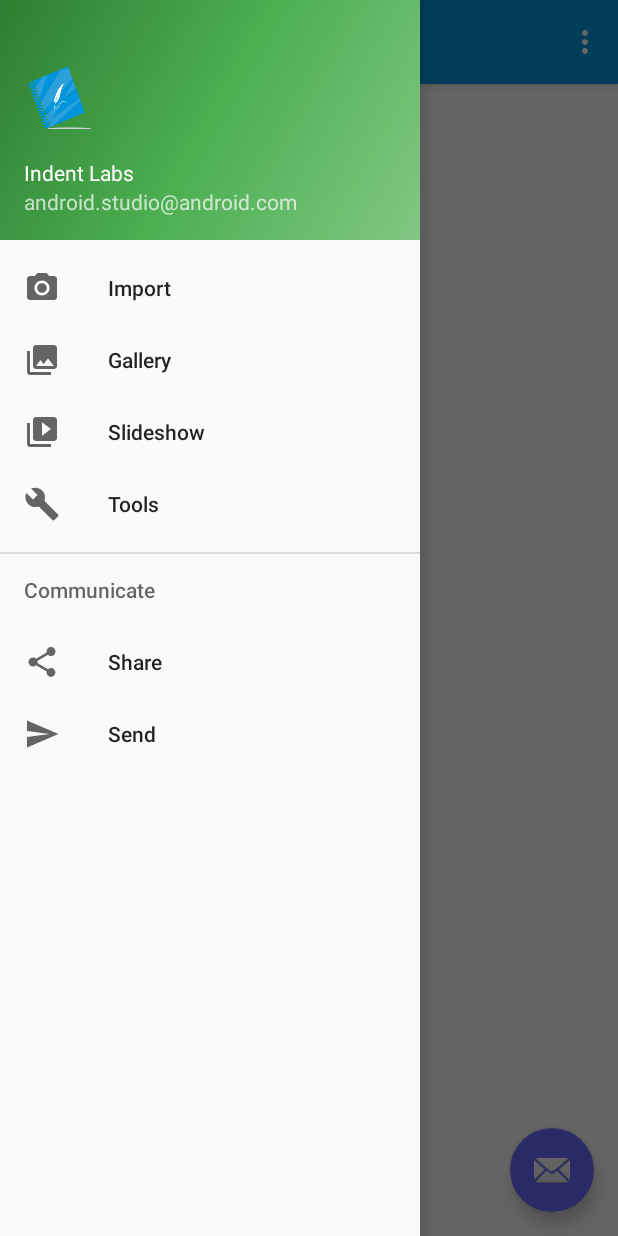
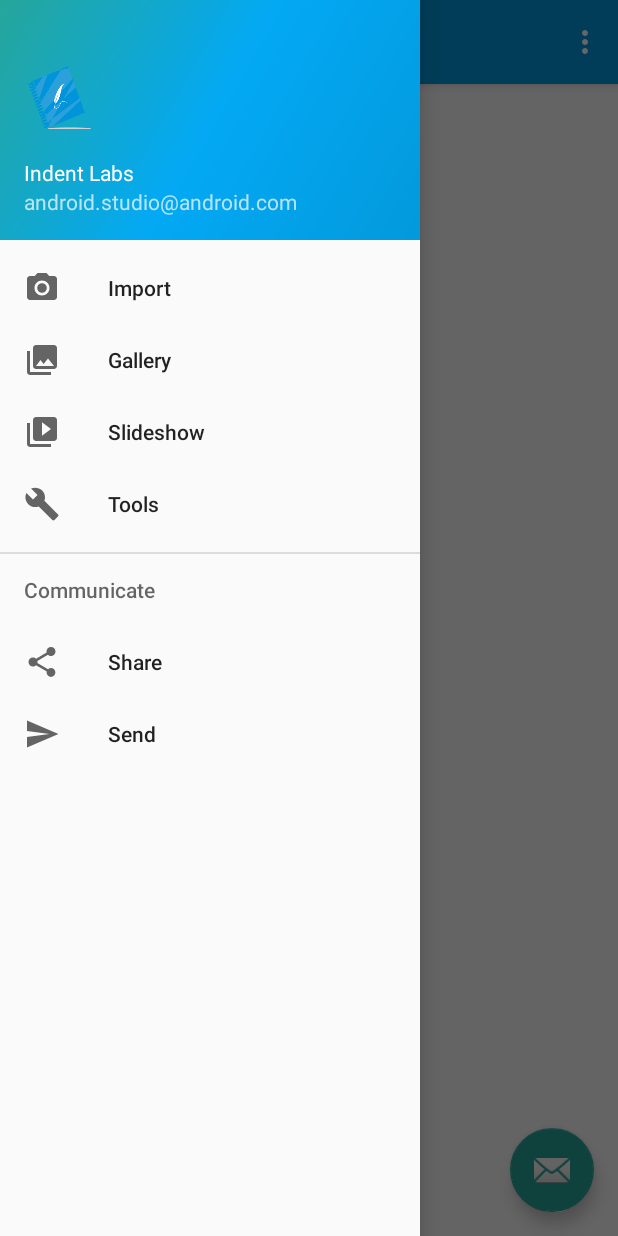
Before and after one commit to indentlabs/notebook-android, an Android app: the screen it shows after launch (MainActivity), with the side drawer open, on a phone screen of 412 x 824 dp. Run offline under Robolectric (Android 15) with nearby library versions, the phone set to English and light mode, and no system bars.

Commit message:
Updated styles
* Added the colors from the rest of the app to the nav drawer header

```diff
--- a/Notebook/app/src/main/res/drawable/side_nav_bar.xml
+++ b/Notebook/app/src/main/res/drawable/side_nav_bar.xml
@@ -2,8 +2,8 @@
     android:shape="rectangle">
     <gradient
         android:angle="135"
-        android:centerColor="#4CAF50"
-        android:endColor="#2E7D32"
-        android:startColor="#81C784"
+        android:centerColor="#03A9F4"
+        android:endColor="#26A69A"
+        android:startColor="#0399DC"
         android:type="linear" />
 </shape>
--- a/Notebook/app/src/main/res/values/colors.xml
+++ b/Notebook/app/src/main/res/values/colors.xml
@@ -5,5 +5,5 @@
     <color name="colorAccent">#FF4081</color>
     <color name="colorPrimaryDarkCustom">#03a9f4</color>
     <color name="colorPrimaryCustom">#0399dc</color>
-    <color name="colorAccentCustom">#6a69ff</color>
+    <color name="colorAccentCustom">#26a69a</color>
 </resources>
```
